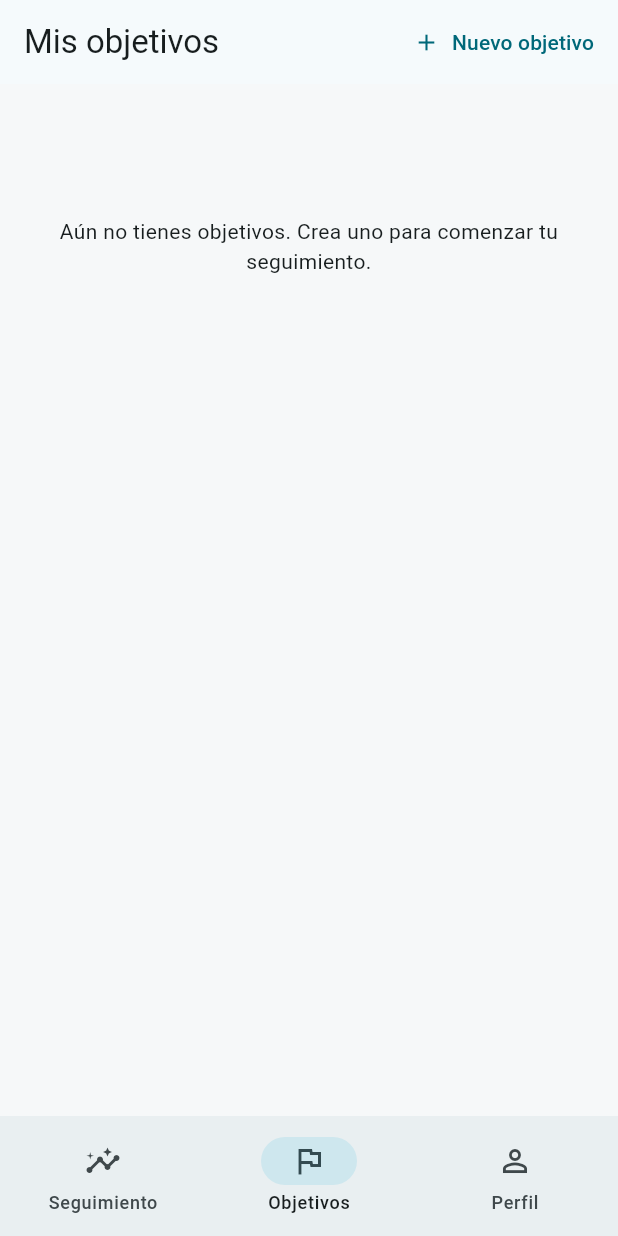
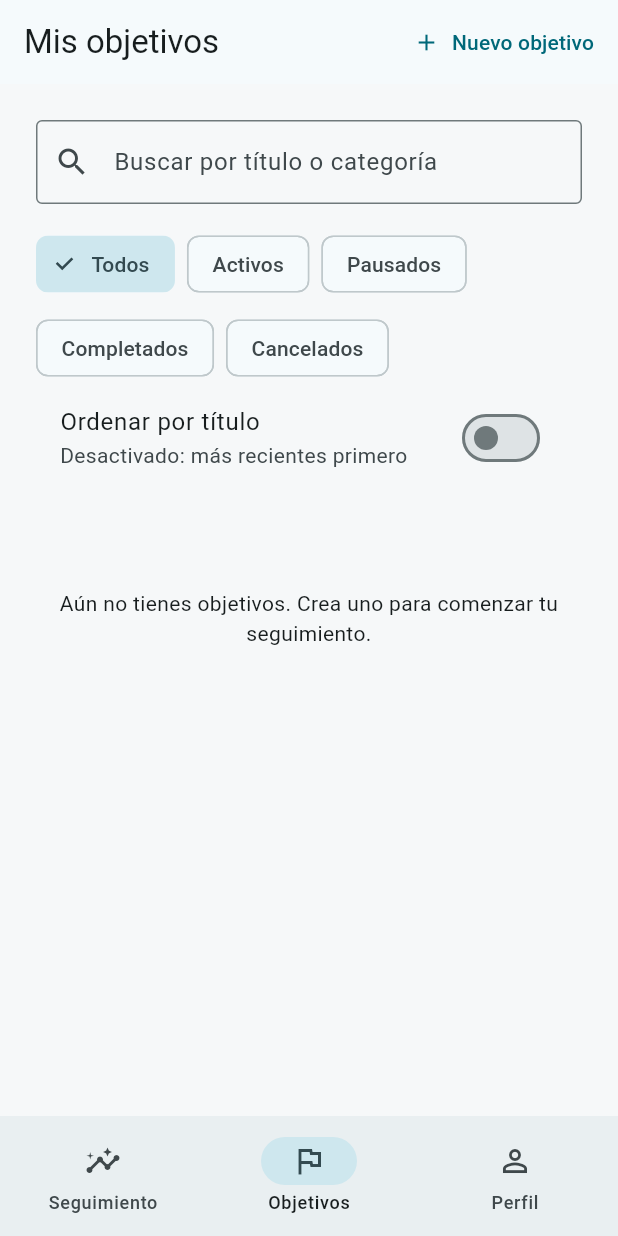
Before and after one commit to CarlosAM03/neuro-connect, a Flutter app: the GoalsPage screen opened by its route, on a phone screen of 412 x 824 dp. Run offline on Flutter 3.47's test engine with Material 3 defaults, Android fonts, the phone set to English and light mode, and no system bars; our stand-ins replace dio, fl_chart, flutter_riverpod, flutter_secure_storage, go_router, web; accounts and stored records are empty.

Commit message:
feat(goals): add searchable status filters and title ordering

```diff
--- a/app/lib/features/goals/goals_page.dart
+++ b/app/lib/features/goals/goals_page.dart
@@ -6,10 +6,38 @@ import '../../core/widgets/page_frame.dart';
 import 'goal_providers.dart';
 import 'goal_repository.dart';
 
-class GoalsPage extends ConsumerWidget {
+class GoalsPage extends ConsumerStatefulWidget {
   const GoalsPage({super.key});
   @override
-  Widget build(BuildContext context, WidgetRef ref) => PageFrame(
+  ConsumerState<GoalsPage> createState() => _GoalsPageState();
+}
+
+class _GoalsPageState extends ConsumerState<GoalsPage> {
+  String? _status;
+  String _query = '';
+  bool _alphabetical = false;
+
+  List<Goal> _visible(List<Goal> goals) {
+    final query = _query.trim().toLowerCase();
+    final result = goals
+        .where(
+          (goal) =>
+              (_status == null || goal.status == _status) &&
+              ('${goal.title} ${goal.category ?? ''}'.toLowerCase().contains(
+                query,
+              )),
+        )
+        .toList();
+    if (_alphabetical) {
+      result.sort(
+        (a, b) => a.title.toLowerCase().compareTo(b.title.toLowerCase()),
+      );
+    }
+    return result;
+  }
+
+  @override
+  Widget build(BuildContext context) => PageFrame(
     title: 'Mis objetivos',
     actions: [
       TextButton.icon(
@@ -30,6 +58,38 @@ class GoalsPage extends ConsumerWidget {
               padding: const EdgeInsets.all(24),
               physics: const AlwaysScrollableScrollPhysics(),
               children: [
+                TextField(
+                  decoration: const InputDecoration(
+                    labelText: 'Buscar por título o categoría',
+                    prefixIcon: Icon(Icons.search),
+                  ),
+                  onChanged: (value) => setState(() => _query = value),
+                ),
+                const SizedBox(height: 16),
+                Wrap(
+                  spacing: 8,
+                  runSpacing: 8,
+                  children: [
+                    for (final entry in <String?, String>{
+                      null: 'Todos',
+                      'ACTIVE': 'Activos',
+                      'PAUSED': 'Pausados',
+                      'COMPLETED': 'Completados',
+                      'CANCELLED': 'Cancelados',
+                    }.entries)
+                      FilterChip(
+                        label: Text(entry.value),
+                        selected: _status == entry.key,
+                        onSelected: (_) => setState(() => _status = entry.key),
+                      ),
+                  ],
+                ),
+                SwitchListTile(
+                  title: const Text('Ordenar por título'),
+                  subtitle: const Text('Desactivado: más recientes primero'),
+                  value: _alphabetical,
+                  onChanged: (value) => setState(() => _alphabetical = value),
+                ),
                 if (goals.isEmpty)
                   const Padding(
                     padding: EdgeInsets.symmetric(vertical: 64),
@@ -38,7 +98,14 @@ class GoalsPage extends ConsumerWidget {
                       textAlign: TextAlign.center,
                     ),
                   ),
-                for (final goal in goals)
+                if (goals.isNotEmpty && _visible(goals).isEmpty)
+                  const Padding(
+                    padding: EdgeInsets.all(24),
+                    child: Text(
+                      'No hay objetivos que coincidan con la búsqueda y el estado.',
+                    ),
+                  ),
+                for (final goal in _visible(goals))
                   Card(
                     child: InkWell(
                       onTap: () => context.go('/goals/${goal.id}'),
```
Also changed, not shown: 2 other files.
